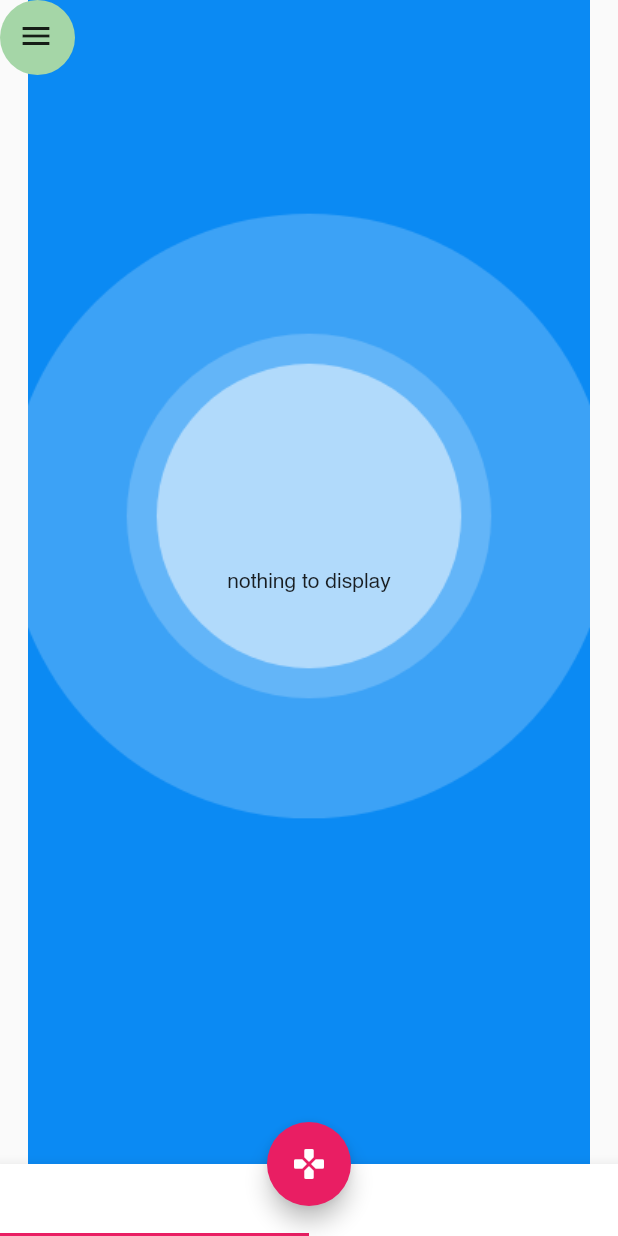
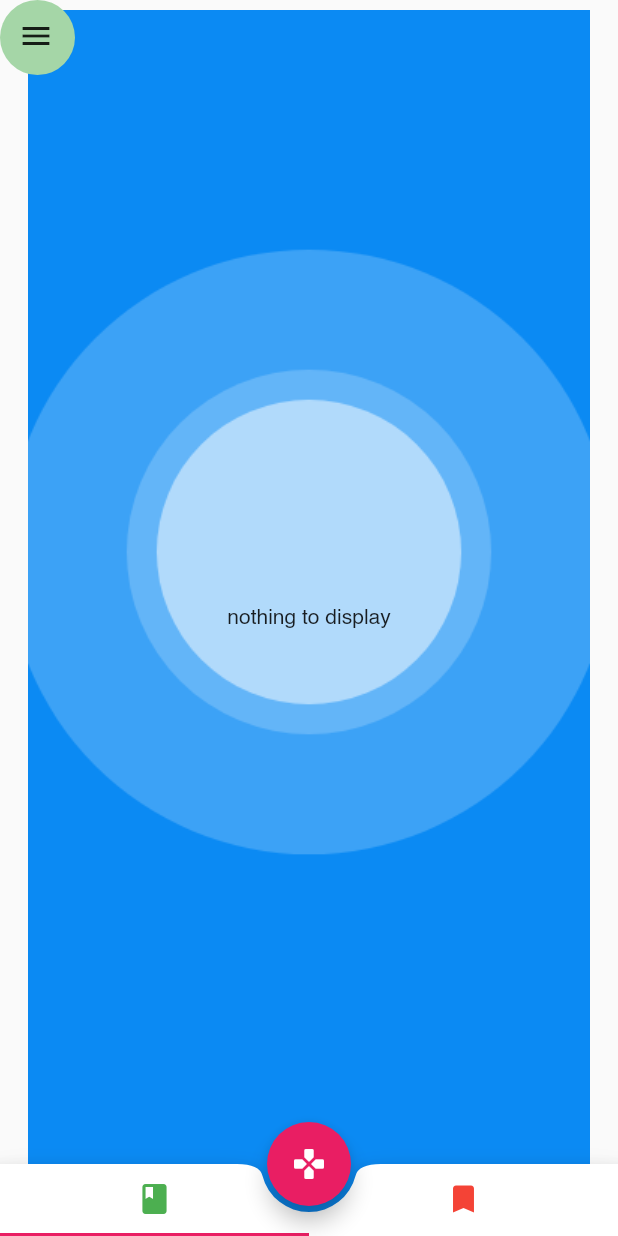
Before and after one commit to numberbee7070/headsup_app, a Flutter app: the HomePage screen opened by its route, on a phone screen of 412 x 824 dp. Run offline on Flutter 3.47's test engine with Material 2 defaults, Android fonts, the phone set to English and light mode, and no system bars; our stand-ins replace country_code_picker, firebase_auth, firebase_core, google_sign_in, image_picker, introduction_screen and 1 more; missing offline and left inert: flutter_auth_buttons; accounts and stored records are empty; generated files the repository leaves out were written again; network calls fail; statements that could not run were skipped.

Commit message:
error handling and profile create page

```diff
--- a/lib/pages/home.dart
+++ b/lib/pages/home.dart
@@ -1,7 +1,8 @@
-import 'dart:ui';
-
+import 'package:app/auth/set_profile.dart';
 import 'package:flutter/material.dart';
 
+import '../auth/services/service.dart';
+import '../model/http_exceptions.dart';
 import '../ui/hamburger_menu.dart';
 import 'diary.dart';
 import 'reads.dart';
@@ -13,16 +14,38 @@ class HomePage extends StatefulWidget {
 }
 
 class _HomePageState extends State<HomePage> {
-  Size size;
+  Future _future;
+
+  @override
+  void initState() {
+    super.initState();
+    _future = loadUser();
+  }
+
   @override
   Widget build(BuildContext context) {
+    return FutureBuilder(
+        future: _future,
+        builder: (context, snapshot) {
+          if (snapshot.connectionState == ConnectionState.waiting) {
+            return Container(
+                color: Colors.white,
+                child: Center(child: CircularProgressIndicator()));
+          }
+          if (snapshot.hasError) {
+            print("homepage: ${snapshot.error}");
+          }
           return DefaultTabController(
             length: 2,
             child: Scaffold(
+              extendBody: true,
               body: SafeArea(
+                bottom: false,
                 child: Stack(
                   children: [
-              TabBarView(
+                    snapshot.hasError
+                        ? errorWidget()
+                        : TabBarView(
                             children: [
                               Reads(),
                               Diary(),
@@ -33,13 +56,22 @@ class _HomePageState extends State<HomePage> {
                 ),
               ),
               bottomNavigationBar: BottomAppBar(
+                shape: CircularNotchedRectangle(),
                 child: TabBar(
+                  labelColor: Colors.green,
+                  unselectedLabelColor: Colors.red,
                   tabs: [
                     Tab(
-                icon: Icon(Icons.book),
+                      icon: Icon(
+                        Icons.book,
+                        // color: Colors.red,
+                      ),
                     ),
                     Tab(
-                icon: Icon(Icons.bookmark),
+                      icon: Icon(
+                        Icons.bookmark,
+                        // color: Colors.red,
+                      ),
                     ),
                   ],
                 ),
@@ -48,8 +80,37 @@ class _HomePageState extends State<HomePage> {
                 onPressed: () {},
                 child: Icon(Icons.gamepad_rounded),
               ),
-        floatingActionButtonLocation: FloatingActionButtonLocation.centerDocked,
+              floatingActionButtonLocation:
+                  FloatingActionButtonLocation.centerDocked,
+            ),
+          );
+        });
+  }
+
+  Future loadUser() async {
+    /// if user does not exist on backend
+    /// ask user to create profile
+    print("fetching user details");
+    try {
+      await AuthServices.fetchUserDetails();
+    } on HttpForbidden {
+      print("user does not exist. create profile");
+      await Navigator.push(
+          context, MaterialPageRoute(builder: (context) => SetProfile()));
+    }
+  }
+
+  Widget errorWidget() => Container(
+        child: Center(
+          child: Column(
+            children: [
+              Text("Error connecting"),
+              FlatButton(
+                onPressed: () => this.setState(() => this._future = loadUser()),
+                child: Text("Tap to try again"),
+              ),
+            ],
+          ),
         ),
       );
 }
-}
```
Also changed, not shown: lib/auth/set_profile.dart (added, +71 -0 lines). Lines whose indentation alone changed are shown as unchanged.
